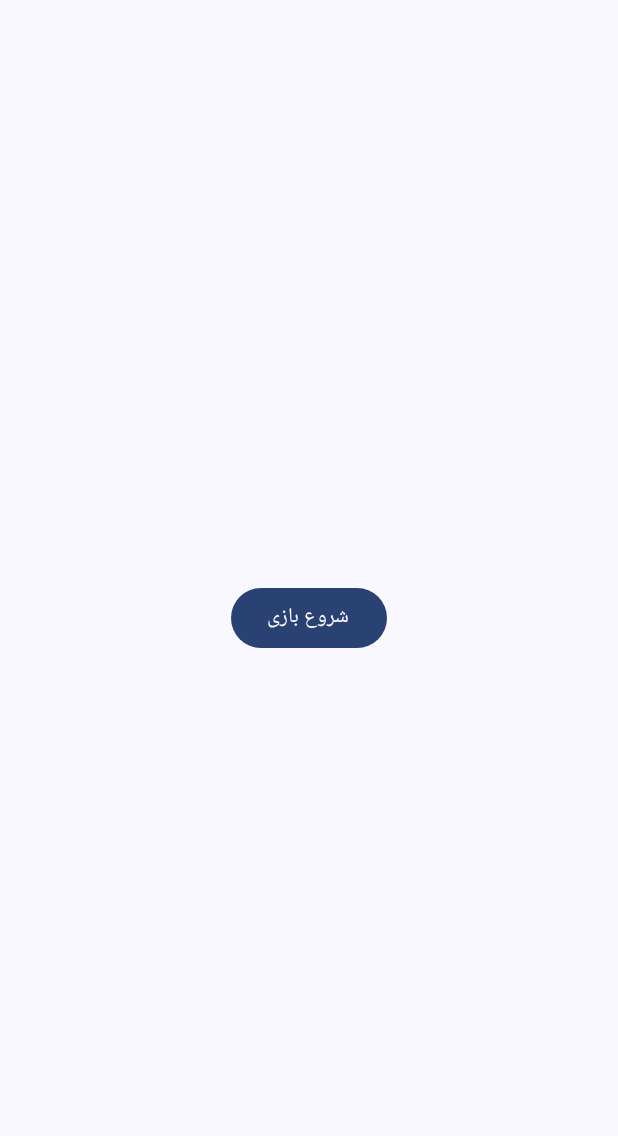
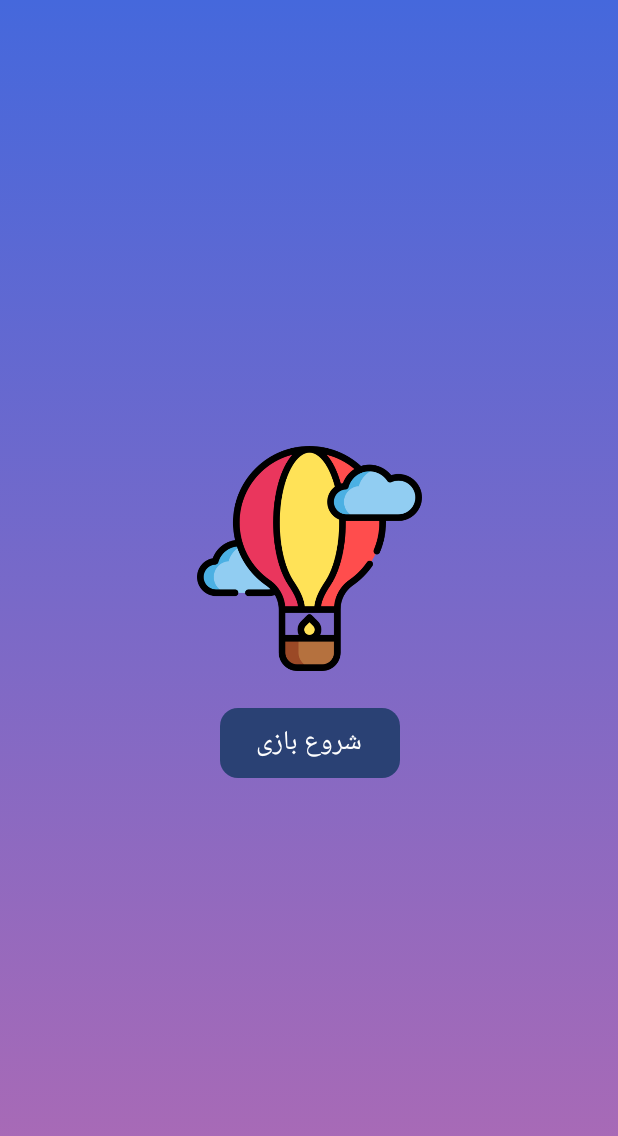
Before and after one commit to SabaAnsari2002/balloon-game, an Android app built with Jetpack Compose: the screen it shows after launch (MainActivity), on a phone screen of 412 x 824 dp. Shown: the top 1136 px of the screen. Run offline under Robolectric (Android 15) with nearby library versions, the phone set to English and light mode, and no system bars.

Commit message:
The tenth commit

```diff
--- a/app/src/main/java/com/saba/balloongame/BalloonView.kt
+++ b/app/src/main/java/com/saba/balloongame/BalloonView.kt
@@ -313,7 +313,7 @@ class BalloonView(context: Context, attrs: AttributeSet? = null) : View(context,
             // Increase speed every 15 seconds
             val currentTime = System.currentTimeMillis()
             if (currentTime - lastSpeedChangeTime >= 10000) {
-                speed += 2 // Increase speed
+                speed += 4 // Increase speed
                 lastSpeedChangeTime = currentTime
             }
 
--- a/app/src/main/java/com/saba/balloongame/HomeScreen.kt
+++ b/app/src/main/java/com/saba/balloongame/HomeScreen.kt
@@ -1,21 +1,54 @@
 package com.saba.balloongame
 
-import androidx.compose.foundation.layout.Box
-import androidx.compose.foundation.layout.fillMaxSize
+import androidx.compose.foundation.Image
+import androidx.compose.foundation.background
+import androidx.compose.foundation.layout.*
+import androidx.compose.foundation.shape.RoundedCornerShape
 import androidx.compose.material3.Button
 import androidx.compose.material3.Text
 import androidx.compose.runtime.Composable
 import androidx.compose.ui.Alignment
 import androidx.compose.ui.Modifier
+import androidx.compose.ui.graphics.Brush
+import androidx.compose.ui.graphics
+.Color
+import androidx.compose.ui.layout.ContentScale
+import androidx.compose.ui.res.painterResource
+import androidx.compose.ui.text.font.FontWeight
+import androidx.compose.ui.unit.dp
+import androidx.compose.ui.unit.sp
 
 @Composable
 fun HomeScreen(onStartClick: () -> Unit) {
     Box(
         contentAlignment = Alignment.Center,
-        modifier = Modifier.fillMaxSize()
+        modifier = Modifier
+            .fillMaxSize()
+            .background(
+                Brush.verticalGradient(
+                    colors = listOf(Color(0xFF4568DC), Color(0xFFB06AB3))
+                )
+            )
     ) {
-        Button(onClick = onStartClick) {
-            Text(text = "شروع بازی")
+        Column(
+            horizontalAlignment = Alignment.CenterHorizontally,
+            verticalArrangement = Arrangement.Center,
+            modifier = Modifier.padding(16.dp)
+        ) {
+            Image(
+                painter = painterResource(id = R.drawable.icon),
+                contentDescription = null,
+                contentScale = ContentScale.Crop,
+                modifier = Modifier.size(150.dp)
+            )
+            Spacer(modifier = Modifier.height(16.dp))
+            Button(
+                onClick = onStartClick,
+                shape = RoundedCornerShape(12.dp),
+                modifier = Modifier.padding(8.dp)
+            ) {
+                Text(text = "شروع بازی", fontSize = 18.sp)
+            }
         }
     }
 }
```
Also changed, not shown: app/src/main/java/com/saba/balloongame/BalloonGameScreen.kt (+87 -0 lines), app/src/main/java/com/saba/balloongame/GameOverScreen .kt (+32 -5 lines), app/src/main/java/com/saba/balloongame/LifecycleObserver.kt (added, +22 -0 lines).
